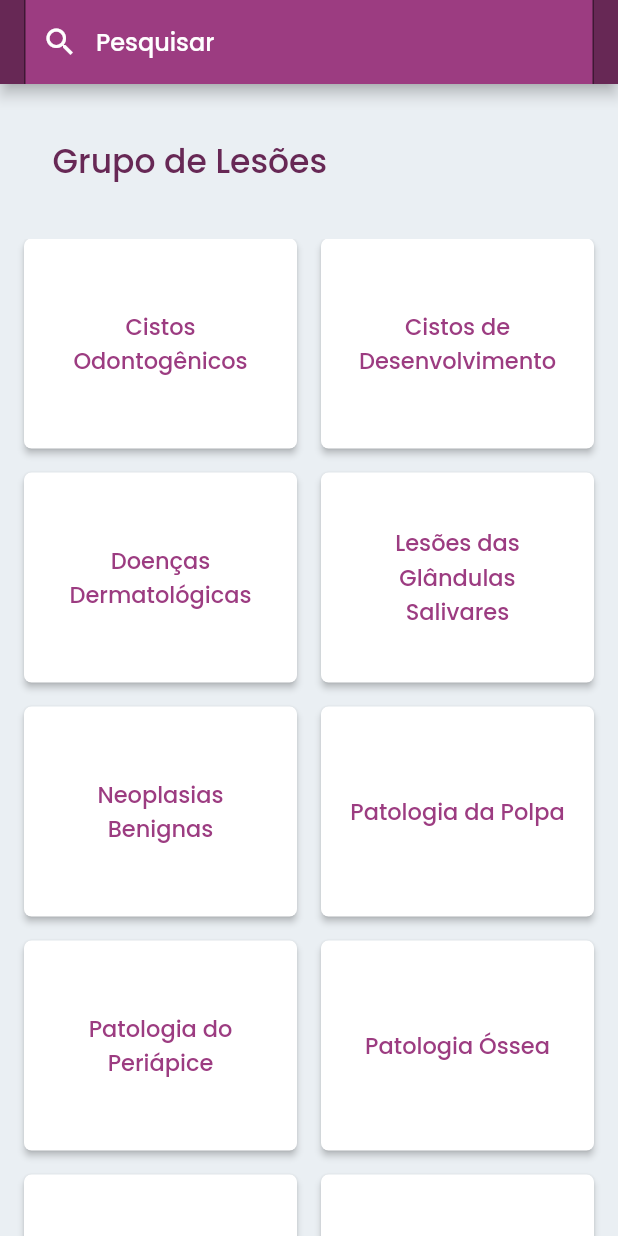
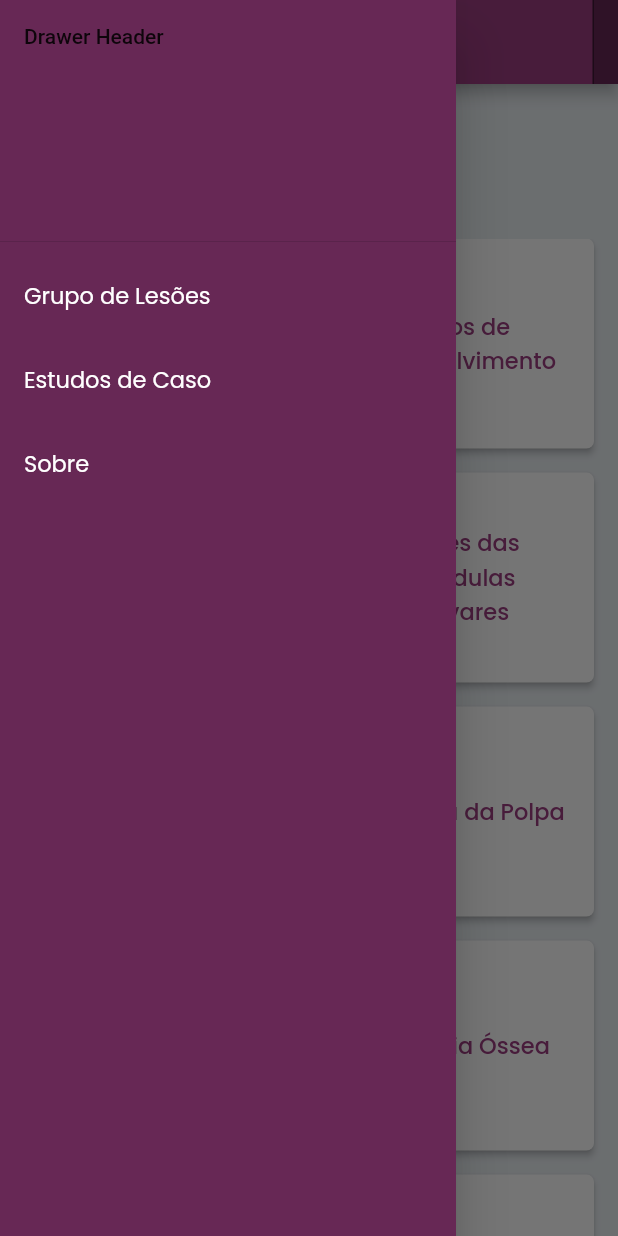
Before and after one commit to ASdOliveira/Slide-Viewer, a Flutter app: the screen it shows after launch, with the side drawer open (before the commit the screen has no drawer), on a phone screen of 412 x 824 dp. Run offline on Flutter 3.47's test engine with Material 2 defaults, Android fonts, the phone set to English and light mode, and no system bars; our stand-ins replace webview_flutter.

Commit message:
Adding hambuguer menu to application

```diff
--- /dev/null
+++ b/App/slide_viewer/lib/Components/DrawerWidget.dart
@@ -0,0 +1,54 @@
+import 'package:flutter/material.dart';
+import 'package:slide_viewer/injuriesGroup.dart';
+
+import '../Style/CustomTextStyle.dart';
+
+class DrawerWidget extends StatelessWidget {
+  const DrawerWidget({super.key});
+
+  @override
+  Widget build(BuildContext context) {
+    return Drawer(
+      child: Container(
+        color: const Color(0xFF672855),
+        child: ListView(
+          padding: EdgeInsets.zero,
+          children: [
+            const DrawerHeader(
+              child: Text('Drawer Header'),
+            ),
+            ListTile(
+              title: Text(
+                'Grupo de Lesões',
+                style: subTitle3TextStyle(),
+              ),
+              onTap: () {
+                Navigator.pop(context);
+                Navigator.of(context).push(
+                    MaterialPageRoute(builder: (context) => InjuriesGroup()));
+              },
+            ),
+            ListTile(
+              title: Text(
+                'Estudos de Caso',
+                style: subTitle3TextStyle(),
+              ),
+              onTap: () {
+                Navigator.pop(context);
+              },
+            ),
+            ListTile(
+              title: Text(
+                'Sobre',
+                style: subTitle3TextStyle(),
+              ),
+              onTap: () {
+                Navigator.pop(context);
+              },
+            ),
+          ],
+        ),
+      ),
+    );
+  }
+}
--- a/App/slide_viewer/lib/Style/CustomTextStyle.dart
+++ b/App/slide_viewer/lib/Style/CustomTextStyle.dart
@@ -16,6 +16,14 @@ TextStyle H2TextStyle(double fontSize) {
       color: const Color(0xFF9C3C81));
 }
 
+TextStyle subTitle3TextStyle() {
+  return const TextStyle(
+      fontSize: 15,
+      fontFamily: 'Poppins',
+      fontWeight: FontWeight.w400,
+      color: Color(0xFFFFFFFF));
+}
+
 TextStyle bodyTextStyle() {
   return const TextStyle(
       fontSize: 16,
--- a/App/slide_viewer/lib/injuriesGroup.dart
+++ b/App/slide_viewer/lib/injuriesGroup.dart
@@ -1,4 +1,5 @@
 import 'package:flutter/material.dart';
+import 'package:slide_viewer/Components/DrawerWidget.dart';
 
 import 'package:slide_viewer/injuriesSubGroup.dart';
 import 'Components/H1TextWidget.dart';
@@ -31,6 +32,7 @@ class InjuriesGroupState extends State<InjuriesGroup> {
             backgroundColor: const Color(0xFF672855),
             title: const SearchWidget()),
         backgroundColor: const Color(0xFFEAEFF3),
+        drawer: DrawerWidget(),
         body: Column(
           mainAxisAlignment: MainAxisAlignment.start,
           crossAxisAlignment: CrossAxisAlignment.start,
```
